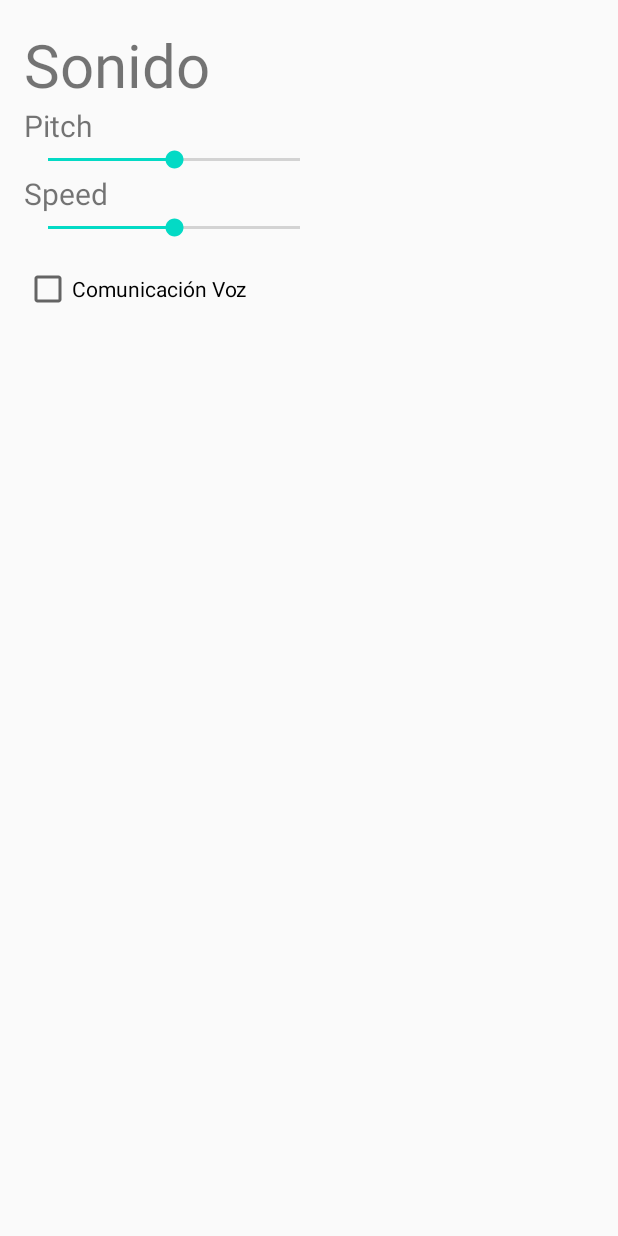
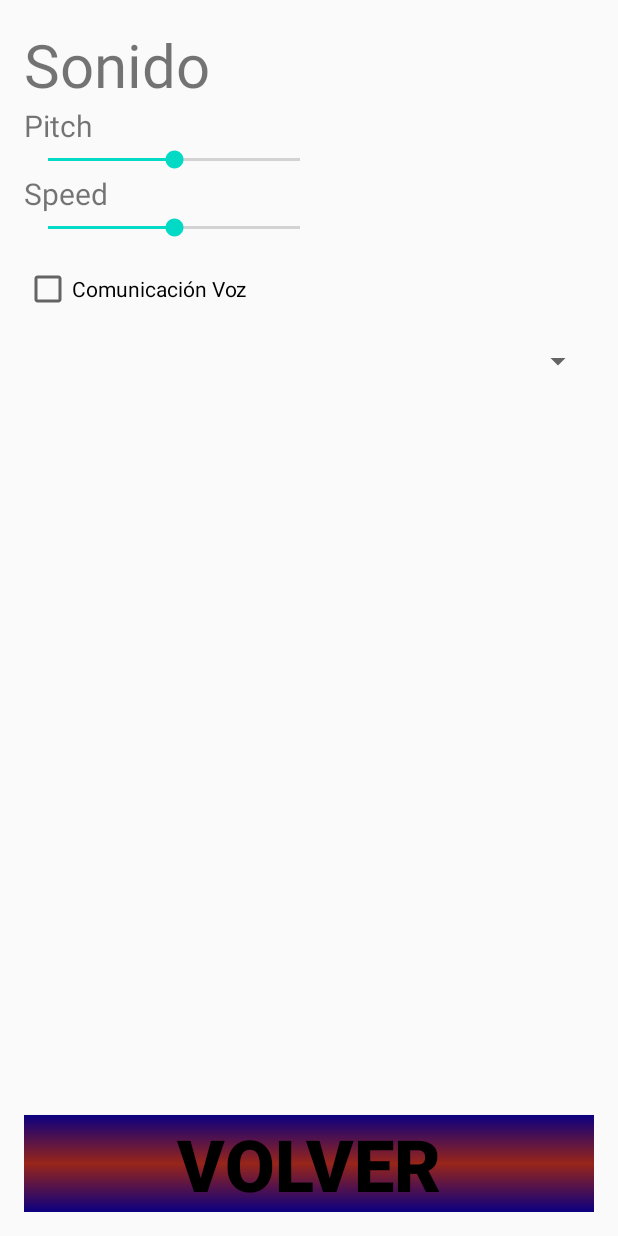
Before and after one commit to lsrigueira/TFG_MobileApp, an Android app: the layout settings.xml on its own in the app's theme, with its tools: preview values and no code run, on a phone screen of 412 x 824 dp. Run offline under Robolectric (Android 15) with nearby library versions, the phone set to English and light mode, and no system bars.

Commit message:
INterfaces improvements

```diff
--- a/App/app/src/main/AndroidManifest.xml
+++ b/App/app/src/main/AndroidManifest.xml
@@ -19,6 +19,7 @@
         <activity android:name=".clasificadores"/>
         <activity android:name=".etiquetargolpe"/>
         <activity android:name=".historial"/>
+        <activity android:name=".settings"/>
         <activity android:name=".Decision_si_no"/>
         <activity android:name=".logIn">
             <intent-filter>
--- a/App/app/src/main/java/com/example/tfg/etiquetargolpe.java
+++ b/App/app/src/main/java/com/example/tfg/etiquetargolpe.java
@@ -49,7 +49,7 @@ public class etiquetargolpe extends AppCompatActivity {
             },6000);;
         }
         if (!b.getString("golpe").equals("patada")){
-            frontal.setText("No disponible");
+            frontal.setText("No disponible para el cluster elegido");
             frontal.setEnabled(false);
         }
         derecha.setOnClickListener(new View.OnClickListener() {
--- a/App/app/src/main/res/layout/activity_main.xml
+++ b/App/app/src/main/res/layout/activity_main.xml
@@ -27,7 +27,9 @@
             android:layout_marginStart="34dp"
             android:layout_toEndOf="@+id/textView2"
             android:src="@drawable/setting"
-            android:tint="@android:color/white" />
+            android:tint="@android:color/white"
+            android:onClick="gosettings"
+            />
 
         <TextView
             android:id="@+id/textView2"
--- a/App/app/src/main/res/layout/resultado_clasification.xml
+++ b/App/app/src/main/res/layout/resultado_clasification.xml
@@ -42,7 +42,7 @@
 
     <LinearLayout
         android:id="@+id/Accuracy"
-        android:layout_width="210dp"
+        android:layout_width="230dp"
         android:layout_height="70dp"
         android:layout_marginBottom="20dp"
         android:layout_marginTop="80dp"
--- a/App/app/src/main/res/layout/settings.xml
+++ b/App/app/src/main/res/layout/settings.xml
@@ -2,6 +2,7 @@
 <LinearLayout xmlns:android="http://schemas.android.com/apk/res/android"
     android:layout_width="match_parent"
     android:layout_height="match_parent"
+    xmlns:app="http://schemas.android.com/apk/res-auto"
     android:orientation="vertical"
     android:padding="16dp">
 
@@ -40,4 +41,33 @@
         android:layout_width="match_parent"
         android:layout_height="wrap_content"
         android:text="Comunicación Voz" />
+
+    <Spinner
+        android:id="@+id/spinner"
+        android:layout_marginTop="20dp"
+        android:layout_width="match_parent"
+        android:layout_height="wrap_content"/>
+
+    <RelativeLayout
+        android:layout_width="match_parent"
+        android:layout_height="match_parent">
+
+        <Button
+            android:id="@+id/ToMenufromSettings"
+            android:layout_width="fill_parent"
+            android:layout_height="wrap_content"
+            android:background="@drawable/back_gradient"
+            android:gravity="center|bottom"
+            android:orientation="horizontal"
+            android:layout_alignParentBottom="true"
+            android:text="Volver"
+            android:textAlignment="center"
+            android:textAllCaps="true"
+            android:textColor="#000000"
+            android:textSize="48sp"
+            android:textStyle="bold"/>
+    </RelativeLayout>
+
+
+
 </LinearLayout>
```
Also changed, not shown: App/app/src/main/java/com/example/tfg/MainActivity.java (+5 -35 lines), App/app/src/main/java/com/example/tfg/historial.java (+1 -10 lines), App/app/src/main/java/com/example/tfg/settings.java (added, +54 -0 lines), App/app/src/main/res/layout/resultados_prediccion.xml (+0 -9 lines).
